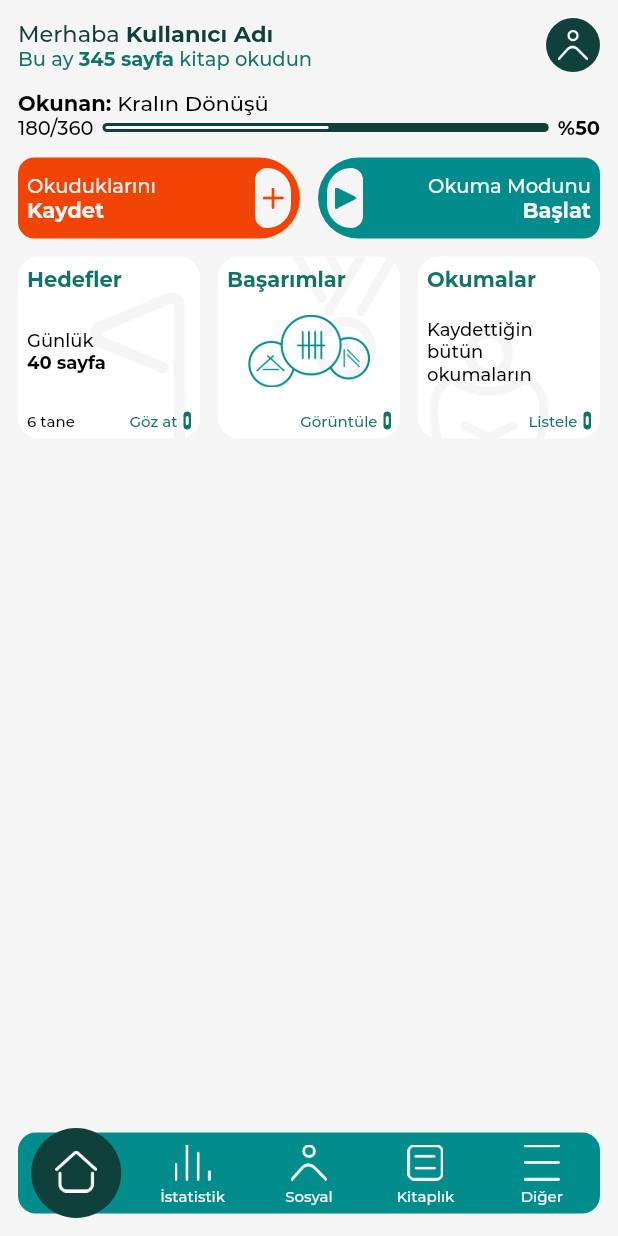
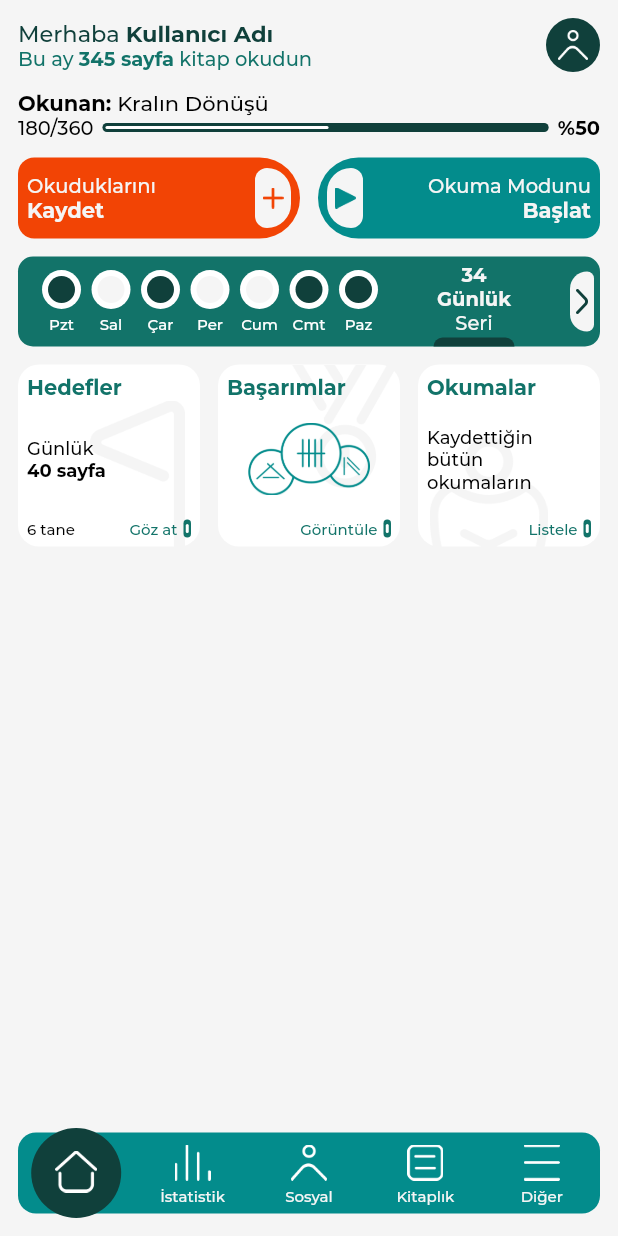
Before and after one commit to zahidayturan/okuur-book-tracker-mobile-app, a Flutter app: the screen it shows after launch, on a phone screen of 412 x 824 dp. Run offline on Flutter 3.47's test engine with Material 2 defaults, Android fonts, the light colour scheme and no system bars.

Commit message:
weekly series
for home page

```diff
--- a/lib/routes/home/componenets/currently_reading_info.dart
+++ b/lib/routes/home/componenets/currently_reading_info.dart
@@ -34,15 +34,15 @@ class _CurrentlyReadingInfoState extends State<CurrentlyReadingInfo> {
     }else if(widget.currentPage > widget.bookPage){
       rate = 100;
     }
-    return Container(
-      child: Column(
+    return Column(
       crossAxisAlignment: CrossAxisAlignment.start,
       children: [
         RichTextWidget(
-            texts: ['Okunan: ', '${widget.bookName}'],
+          texts: ['Okunan: ', (widget.bookName)],
           colors: [colors.black, colors.black],
           fontSize: 14,
           fontFamilies: ['FontBold', 'FontMedium'],
+          align: TextAlign.start,
         ),
         Row(
           mainAxisAlignment: MainAxisAlignment.spaceBetween,
@@ -53,6 +53,7 @@ class _CurrentlyReadingInfoState extends State<CurrentlyReadingInfo> {
               colors: [colors.black],
               fontSize: 13,
               fontFamilies: ['FontMedium'],
+              align: TextAlign.start,
             ),
             Expanded(
               child: Padding(
@@ -91,16 +92,16 @@ class _CurrentlyReadingInfoState extends State<CurrentlyReadingInfo> {
             ),
 
             RichTextWidget(
-                texts: ["%${rate}"],
+              texts: ["%$rate"],
               colors: [colors.black],
               fontSize: 13,
               fontFamilies: ['FontBold'],
+              align: TextAlign.start,
             ),
           ],
         )
 
       ],
-      ),
     );
   }
 }
--- a/lib/routes/home/componenets/home_profile_info.dart
+++ b/lib/routes/home/componenets/home_profile_info.dart
@@ -36,12 +36,14 @@ class _HomeProfileInfoState extends State<HomeProfileInfo> {
                 colors: [colors.greenDark, colors.greenDark],
                 fontSize: 15,
                 fontFamilies: ['FontMedium', 'FontBold'],
+                align: TextAlign.start,
               ),
               RichTextWidget(
                 texts: ['Bu ay ', '${widget.pageCount} sayfa',' kitap okudun'],
                 colors: [colors.green, colors.green,colors.green],
                 fontSize: 13,
                 fontFamilies: ['FontMedium', 'FontBold','FontMedium'],
+                align: TextAlign.start,
               ),
             ],
           ),
--- a/lib/routes/home/componenets/mini_pages_info.dart
+++ b/lib/routes/home/componenets/mini_pages_info.dart
@@ -63,7 +63,8 @@ class _MiniPagesInfoState extends State<MiniPagesInfo> {
                         fontSize: 12,
                         texts: ["Günlük\n","${widget.dailyGoal} sayfa"],
                         colors: [colors.black,colors.black],
-                        fontFamilies: ["FontMedium","FontBold"]
+                        fontFamilies: ["FontMedium","FontBold"],
+                      align: TextAlign.start,
                     ),
                     Row(
                       mainAxisAlignment: MainAxisAlignment.spaceBetween,
--- a/lib/routes/home/componenets/operation_buttons.dart
+++ b/lib/routes/home/componenets/operation_buttons.dart
@@ -168,5 +168,4 @@ class _OperationButtonsState extends State<OperationButtons> {
       ),
     );
   }
-
 }
--- /dev/null
+++ b/lib/routes/home/componenets/weekly_series.dart
@@ -0,0 +1,144 @@
+import 'package:flutter/material.dart';
+import 'package:okuur/core/constants/colors.dart';
+import 'package:okuur/ui/components/rich_text.dart';
+
+class WeeklySeries extends StatefulWidget {
+
+
+  final List<int> weeklySeries;
+  final int currentSeries;
+
+
+  const WeeklySeries({
+    Key? key,
+    required this.weeklySeries,
+    required this.currentSeries
+  }) : super(key: key);
+
+  @override
+  State<WeeklySeries> createState() => _WeeklySeriesState();
+}
+
+class _WeeklySeriesState extends State<WeeklySeries> {
+
+  AppColors colors = AppColors();
+
+  @override
+  Widget build(BuildContext context) {
+    return Container(
+      height: 60,
+      decoration: BoxDecoration(
+        borderRadius: const BorderRadius.all(Radius.circular(10)),
+        color: colors.green
+      ),
+      child: Padding(
+        padding: const EdgeInsets.symmetric(horizontal: 4),
+        child: Row(
+          mainAxisAlignment: MainAxisAlignment.spaceBetween,
+          children: [
+            seriesInfo(widget.weeklySeries),
+            seriesCountInfo(),
+            iconButton()
+
+          ],
+        ),
+      ),
+    );
+  }
+
+  Row seriesInfo(List<int> series) {
+    List<Widget> seriesContainer = [];
+    List<String> days = ['Pzt', 'Sal', 'Çar', 'Per', 'Cum', 'Cmt', 'Paz'];
+
+    seriesContainer.add(const SizedBox(width: 12,));
+
+    for (int i = 0; i < series.length; i++) {
+      seriesContainer.add(
+        Column(
+          mainAxisSize: MainAxisSize.min,
+          children: [
+            Container(
+              width: 26,
+              height: 26,
+              decoration: BoxDecoration(
+                shape: BoxShape.circle,
+                color: colors.white,
+              ),
+              child: Padding(
+                padding: const EdgeInsets.all(4.0),
+                child: Container(
+                  decoration: BoxDecoration(
+                    shape: BoxShape.circle,
+                    color: series[i] == 0 ? colors.grey : colors.greenDark
+                  ),
+                ),
+              ),
+            ),
+            const SizedBox(height: 4),
+            Text(
+              days[i],
+              style: TextStyle(
+                fontSize: 10,
+                color: colors.white,
+                fontFamily: "FontMedium"
+              ),
+            ),
+          ],
+        ),
+      );
+      if (i < series.length - 1) {
+        seriesContainer.add(const SizedBox(width: 7));
+      }
+    }
+    return Row(
+      children: seriesContainer,
+    );
+  }
+  Column seriesCountInfo(){
+    return Column(
+      mainAxisAlignment: MainAxisAlignment.spaceBetween,
+      crossAxisAlignment: CrossAxisAlignment.center,
+      children: [
+        const SizedBox(height: 2,),
+        RichTextWidget(
+          texts: ["${widget.currentSeries}\n","Günlük\n","Seri"],
+          colors: [colors.grey,colors.grey,colors.grey],
+          fontFamilies: const ["FontBold","FontBold","FontMedium"],
+          fontSize: 13,
+          align: TextAlign.center,
+        ),
+        Container(
+          width: 54,
+          height: 6,
+          decoration: BoxDecoration(
+            color: colors.greenDark,
+            borderRadius: const BorderRadius.only(topRight: Radius.circular(10),topLeft: Radius.circular(10))
+          ),
+        )
+      ],
+
+    );
+  }
+
+  Container iconButton(){
+    return Container(
+      height: 40,
+      width: 16,
+      decoration: BoxDecoration(
+          color: colors.grey,
+          borderRadius: const BorderRadius.only(
+              topLeft: Radius.circular(50),
+              bottomLeft: Radius.circular(50),
+              bottomRight: Radius.circular(20),
+              topRight: Radius.circular(20)
+          )
+      ),
+      child: Padding(
+        padding: const EdgeInsets.all(4.0),
+        child: Image.asset("assets/icons/arrow.png"),
+      ),
+    );
+  }
+
+
+}
--- a/lib/routes/home/home.dart
+++ b/lib/routes/home/home.dart
@@ -4,6 +4,7 @@ import 'package:okuur/routes/home/componenets/currently_reading_info.dart';
 import 'package:okuur/routes/home/componenets/home_profile_info.dart';
 import 'package:okuur/routes/home/componenets/mini_pages_info.dart';
 import 'package:okuur/routes/home/componenets/operation_buttons.dart';
+import 'package:okuur/routes/home/componenets/weekly_series.dart';
 import 'package:okuur/ui/classes/bottom_navigation_bar.dart';
 
 class HomePage extends StatefulWidget {
@@ -35,6 +36,8 @@ class _HomePageState extends State<HomePage> {
                 SizedBox(height: 12,),
                 OperationButtons(),
                 SizedBox(height: 12,),
+                WeeklySeries(weeklySeries: [1,0,1,0,0,1,1],currentSeries: 34),
+                SizedBox(height: 12,),
                 MiniPagesInfo(dailyGoal: 40,goalCount: 6,)
               ],
             ),
--- a/lib/ui/components/rich_text.dart
+++ b/lib/ui/components/rich_text.dart
@@ -5,13 +5,15 @@ class RichTextWidget extends StatelessWidget {
   final List<Color> colors;
   final List<String> fontFamilies;
   final double fontSize;
+  final TextAlign align;
 
   const RichTextWidget({
     Key? key,
     required this.texts,
     required this.colors,
     required this.fontFamilies,
-    required this.fontSize
+    required this.fontSize,
+    required this.align
   }) : super(key: key);
 
   @override
@@ -34,6 +36,7 @@ class RichTextWidget extends StatelessWidget {
     }
 
     return RichText(
+      textAlign: align,
       text: TextSpan(children: textSpans),
     );
   }
```
Also changed, not shown: assets/icons/arrow.png (added). Lines whose indentation alone changed are shown as unchanged.
